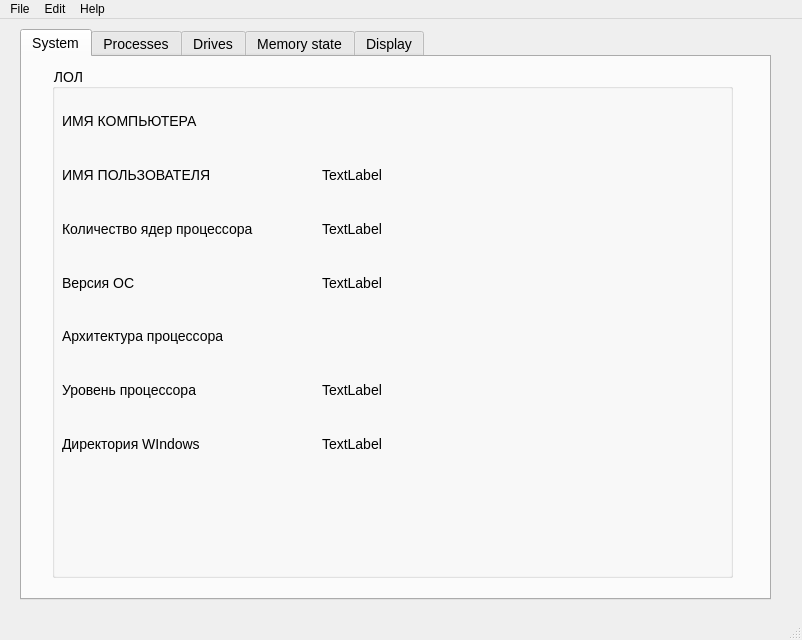
First picture: the form in mainwindow.ui, repository Maxerum/spo_course_work_new, before the edit.
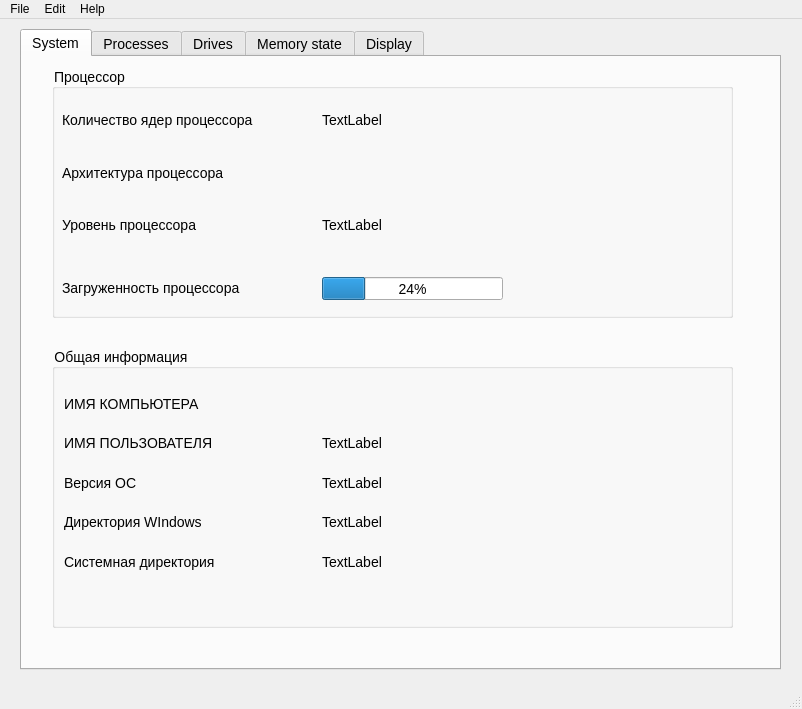
Second picture: the form after the edit. The open tabs and pages were chosen to show the change.

The edit to the form file:
```diff
--- a/mainwindow.ui
+++ b/mainwindow.ui
@@ -7,7 +7,7 @@
     <x>0</x>
     <y>0</y>
     <width>802</width>
-    <height>640</height>
+    <height>709</height>
    </rect>
   </property>
   <property name="windowTitle">
@@ -19,8 +19,8 @@
      <rect>
       <x>20</x>
       <y>10</y>
-      <width>751</width>
-      <height>571</height>
+      <width>761</width>
+      <height>641</height>
      </rect>
     </property>
     <property name="styleSheet">
@@ -45,14 +45,14 @@
         <x>30</x>
         <y>10</y>
         <width>681</width>
-        <height>511</height>
+        <height>251</height>
        </rect>
       </property>
       <property name="styleSheet">
        <string notr="true">font-size:14px;</string>
       </property>
       <property name="title">
-       <string>ЛОЛ</string>
+       <string>Процессор</string>
       </property>
       <widget class="QWidget" name="layoutWidget">
        <property name="geometry">
@@ -60,24 +60,10 @@
          <x>10</x>
          <y>30</y>
          <width>221</width>
-         <height>371</height>
+         <height>151</height>
         </rect>
        </property>
        <layout class="QVBoxLayout" name="verticalLayout">
-        <item>
-         <widget class="QLabel" name="label_5">
-          <property name="text">
-           <string>ИМЯ КОМПЬЮТЕРА</string>
-          </property>
-         </widget>
-        </item>
-        <item>
-         <widget class="QLabel" name="label_3">
-          <property name="text">
-           <string>ИМЯ ПОЛЬЗОВАТЕЛЯ</string>
-          </property>
-         </widget>
-        </item>
         <item>
          <widget class="QLabel" name="label_4">
           <property name="text">
@@ -85,13 +71,6 @@
           </property>
          </widget>
         </item>
-        <item>
-         <widget class="QLabel" name="label">
-          <property name="text">
-           <string>Версия ОС</string>
-          </property>
-         </widget>
-        </item>
         <item>
          <widget class="QLabel" name="label_2">
           <property name="text">
@@ -106,6 +85,111 @@
           </property>
          </widget>
         </item>
+       </layout>
+      </widget>
+      <widget class="QWidget" name="layoutWidget">
+       <property name="geometry">
+        <rect>
+         <x>270</x>
+         <y>30</y>
+         <width>181</width>
+         <height>151</height>
+        </rect>
+       </property>
+       <layout class="QVBoxLayout" name="verticalLayout_2">
+        <item>
+         <widget class="QLabel" name="amount_of_kernels">
+          <property name="text">
+           <string>TextLabel</string>
+          </property>
+         </widget>
+        </item>
+        <item>
+         <widget class="QLabel" name="label_8">
+          <property name="text">
+           <string/>
+          </property>
+         </widget>
+        </item>
+        <item>
+         <widget class="QLabel" name="label_17">
+          <property name="text">
+           <string>TextLabel</string>
+          </property>
+         </widget>
+        </item>
+       </layout>
+      </widget>
+      <widget class="QProgressBar" name="progressBar">
+       <property name="geometry">
+        <rect>
+         <x>270</x>
+         <y>210</y>
+         <width>181</width>
+         <height>23</height>
+        </rect>
+       </property>
+       <property name="value">
+        <number>24</number>
+       </property>
+      </widget>
+      <widget class="QLabel" name="label_33">
+       <property name="geometry">
+        <rect>
+         <x>10</x>
+         <y>210</y>
+         <width>221</width>
+         <height>21</height>
+        </rect>
+       </property>
+       <property name="text">
+        <string>Загруженность процессора</string>
+       </property>
+      </widget>
+     </widget>
+     <widget class="QGroupBox" name="groupBox_2">
+      <property name="geometry">
+       <rect>
+        <x>30</x>
+        <y>290</y>
+        <width>681</width>
+        <height>281</height>
+       </rect>
+      </property>
+      <property name="title">
+       <string>Общая информация</string>
+      </property>
+      <widget class="QWidget" name="layoutWidget">
+       <property name="geometry">
+        <rect>
+         <x>12</x>
+         <y>40</y>
+         <width>221</width>
+         <height>191</height>
+        </rect>
+       </property>
+       <layout class="QVBoxLayout" name="verticalLayout_7">
+        <item>
+         <widget class="QLabel" name="label_5">
+          <property name="text">
+           <string>ИМЯ КОМПЬЮТЕРА</string>
+          </property>
+         </widget>
+        </item>
+        <item>
+         <widget class="QLabel" name="label_3">
+          <property name="text">
+           <string>ИМЯ ПОЛЬЗОВАТЕЛЯ</string>
+          </property>
+         </widget>
+        </item>
+        <item>
+         <widget class="QLabel" name="label">
+          <property name="text">
+           <string>Версия ОС</string>
+          </property>
+         </widget>
+        </item>
         <item>
          <widget class="QLabel" name="label_29">
           <property name="text">
@@ -113,18 +197,25 @@
           </property>
          </widget>
         </item>
+        <item>
+         <widget class="QLabel" name="label_31">
+          <property name="text">
+           <string>Системная директория</string>
+          </property>
+         </widget>
+        </item>
        </layout>
       </widget>
       <widget class="QWidget" name="layoutWidget">
        <property name="geometry">
         <rect>
          <x>270</x>
-         <y>30</y>
+         <y>40</y>
          <width>181</width>
-         <height>371</height>
+         <height>191</height>
         </rect>
        </property>
-       <layout class="QVBoxLayout" name="verticalLayout_2">
+       <layout class="QVBoxLayout" name="verticalLayout_8">
         <item>
          <widget class="QLabel" name="computer_name">
           <property name="text">
@@ -139,13 +230,6 @@
           </property>
          </widget>
         </item>
-        <item>
-         <widget class="QLabel" name="amount_of_kernels">
-          <property name="text">
-           <string>TextLabel</string>
-          </property>
-         </widget>
-        </item>
         <item>
          <widget class="QLabel" name="OS">
           <property name="text">
@@ -153,20 +237,6 @@
           </property>
          </widget>
         </item>
-        <item>
-         <widget class="QLabel" name="label_8">
-          <property name="text">
-           <string/>
-          </property>
-         </widget>
-        </item>
-        <item>
-         <widget class="QLabel" name="label_17">
-          <property name="text">
-           <string>TextLabel</string>
-          </property>
-         </widget>
-        </item>
         <item>
          <widget class="QLabel" name="label_30">
           <property name="text">
@@ -174,6 +244,13 @@
           </property>
          </widget>
         </item>
+        <item>
+         <widget class="QLabel" name="label_32">
+          <property name="text">
+           <string>TextLabel</string>
+          </property>
+         </widget>
+        </item>
        </layout>
       </widget>
      </widget>
```
Left out of the diff: 25 changed lines with no effect on the pictures. Lines whose indentation alone changed are shown as unchanged.
